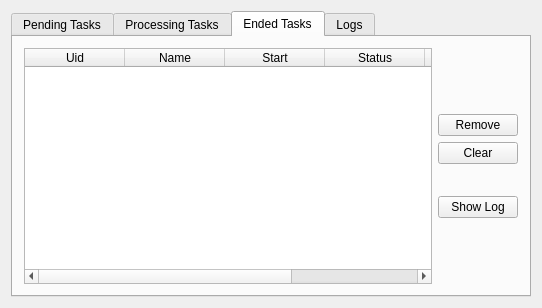
Before: the Qt Designer form new-gui/scheduler/SchedulerDlg.ui in altimetry/main, drawn with Qt 5.
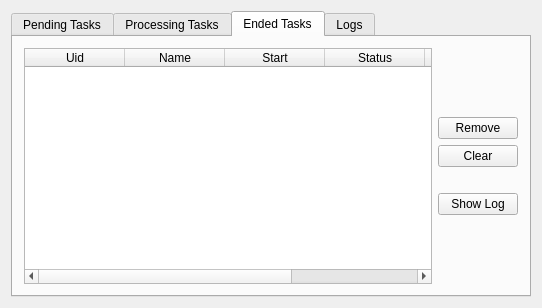
After: the same form once the commit is applied. The open tabs and pages were chosen to show the change. Icons and pictures are not drawn.

Commit message:
Initialization tasks.
- Load & save configuration

Workspaces
- workspace tree processing
- workspace dialogs: 1.new, open, import,... & 2. show tree
- workspace import (incomplete)
- new workspaces initialization; corrections in legacy code .
- hide subordinate workspace classes
- opening workspaces logic
- whole workspace loading & saving

Application settings
- framework
- styles
- dialog draft

GUI
- widget lines in all systems...
- structures to support a uniform API for widget access.

The edit to the form file:
```diff
--- a/new-gui/scheduler/SchedulerDlg.ui
+++ b/new-gui/scheduler/SchedulerDlg.ui
@@ -20,9 +20,9 @@
   <property name="autoFillBackground">
    <bool>false</bool>
   </property>
-  <layout class="QVBoxLayout" name="mVerticalLayout">
+  <layout class="QHBoxLayout" name="horizontalLayout">
    <item>
-    <widget class="QTabWidget" name="tabWidget">
+    <widget class="QTabWidget" name="mTabWidget">
      <property name="currentIndex">
       <number>0</number>
      </property>
@@ -185,71 +185,8 @@
       <attribute name="title">
        <string>Ended Tasks</string>
       </attribute>
-      <layout class="QGridLayout" name="gridLayout_4">
-       <item row="3" column="2">
-        <spacer name="verticalSpacer_9">
-         <property name="orientation">
-          <enum>Qt::Vertical</enum>
-         </property>
-         <property name="sizeType">
-          <enum>QSizePolicy::Fixed</enum>
-         </property>
-         <property name="sizeHint" stdset="0">
-          <size>
-           <width>20</width>
-           <height>20</height>
-          </size>
-         </property>
-        </spacer>
-       </item>
-       <item row="5" column="2">
-        <spacer name="verticalSpacer_7">
-         <property name="orientation">
-          <enum>Qt::Vertical</enum>
-         </property>
-         <property name="sizeHint" stdset="0">
-          <size>
-           <width>20</width>
-           <height>47</height>
-          </size>
-         </property>
-        </spacer>
-       </item>
-       <item row="0" column="2">
-        <spacer name="verticalSpacer_8">
-         <property name="orientation">
-          <enum>Qt::Vertical</enum>
-         </property>
-         <property name="sizeHint" stdset="0">
-          <size>
-           <width>20</width>
-           <height>46</height>
-          </size>
-         </property>
-        </spacer>
-       </item>
-       <item row="1" column="2">
-        <widget class="QPushButton" name="RemoveEndTaskButton">
-         <property name="text">
-          <string>Remove</string>
-         </property>
-        </widget>
-       </item>
-       <item row="4" column="2">
-        <widget class="QPushButton" name="ShowLogButton">
-         <property name="text">
-          <string>Show Log</string>
-         </property>
-        </widget>
-       </item>
-       <item row="2" column="2">
-        <widget class="QPushButton" name="ClearEndTaskButton">
-         <property name="text">
-          <string>Clear</string>
-         </property>
-        </widget>
-       </item>
-       <item row="0" column="0" rowspan="6">
+      <layout class="QHBoxLayout" name="horizontalLayout_4">
+       <item>
         <widget class="QTableWidget" name="tableEndTask">
          <column>
           <property name="text">
@@ -283,6 +220,73 @@
          </column>
         </widget>
        </item>
+       <item>
+        <layout class="QVBoxLayout" name="verticalLayout_3">
+         <item>
+          <spacer name="verticalSpacer_8">
+           <property name="orientation">
+            <enum>Qt::Vertical</enum>
+           </property>
+           <property name="sizeHint" stdset="0">
+            <size>
+             <width>20</width>
+             <height>46</height>
+            </size>
+           </property>
+          </spacer>
+         </item>
+         <item>
+          <widget class="QPushButton" name="RemoveEndTaskButton">
+           <property name="text">
+            <string>Remove</string>
+           </property>
+          </widget>
+         </item>
+         <item>
+          <widget class="QPushButton" name="ClearEndTaskButton">
+           <property name="text">
+            <string>Clear</string>
+           </property>
+          </widget>
+         </item>
+         <item>
+          <spacer name="verticalSpacer_9">
+           <property name="orientation">
+            <enum>Qt::Vertical</enum>
+           </property>
+           <property name="sizeType">
+            <enum>QSizePolicy::Fixed</enum>
+           </property>
+           <property name="sizeHint" stdset="0">
+            <size>
+             <width>20</width>
+             <height>20</height>
+            </size>
+           </property>
+          </spacer>
+         </item>
+         <item>
+          <widget class="QPushButton" name="ShowLogButton">
+           <property name="text">
+            <string>Show Log</string>
+           </property>
+          </widget>
+         </item>
+         <item>
+          <spacer name="verticalSpacer_7">
+           <property name="orientation">
+            <enum>Qt::Vertical</enum>
+           </property>
+           <property name="sizeHint" stdset="0">
+            <size>
+             <width>20</width>
+             <height>47</height>
+            </size>
+           </property>
+          </spacer>
+         </item>
+        </layout>
+       </item>
       </layout>
      </widget>
      <widget class="QWidget" name="tab_Logs">
```
Left out of the diff: 182 changed lines with no effect on the pictures. The commit also changes 68 other files.
